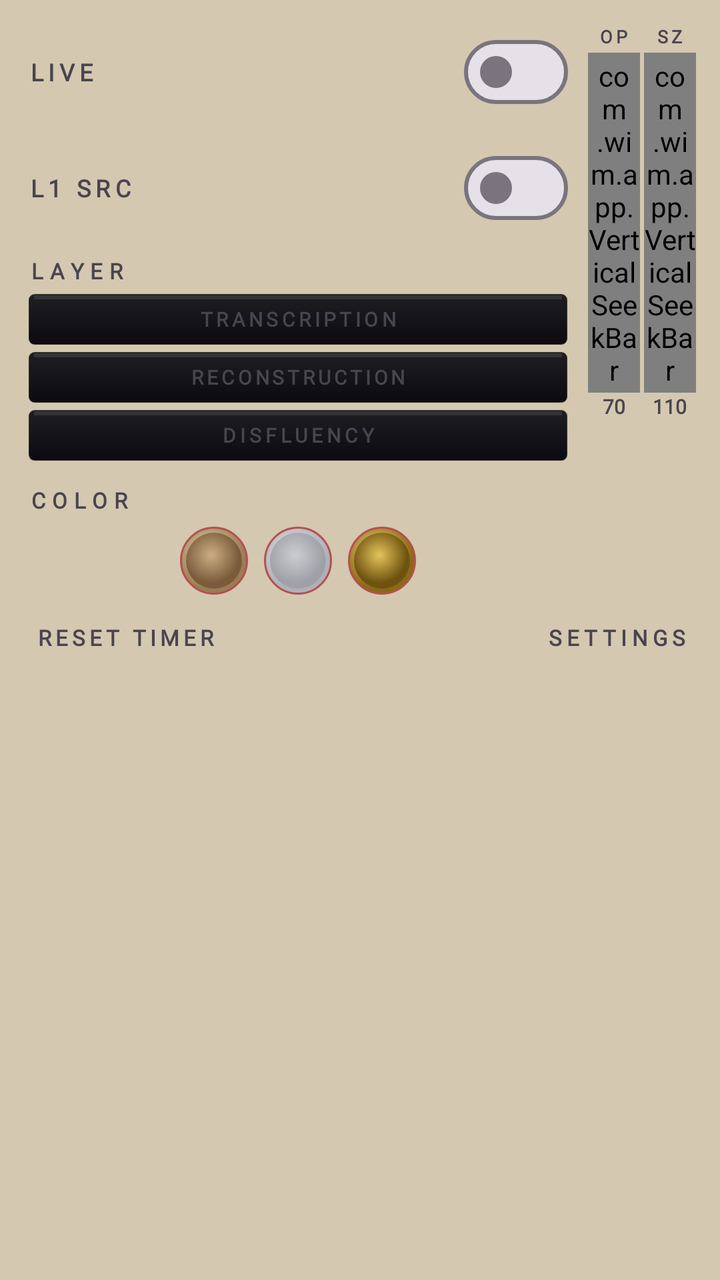
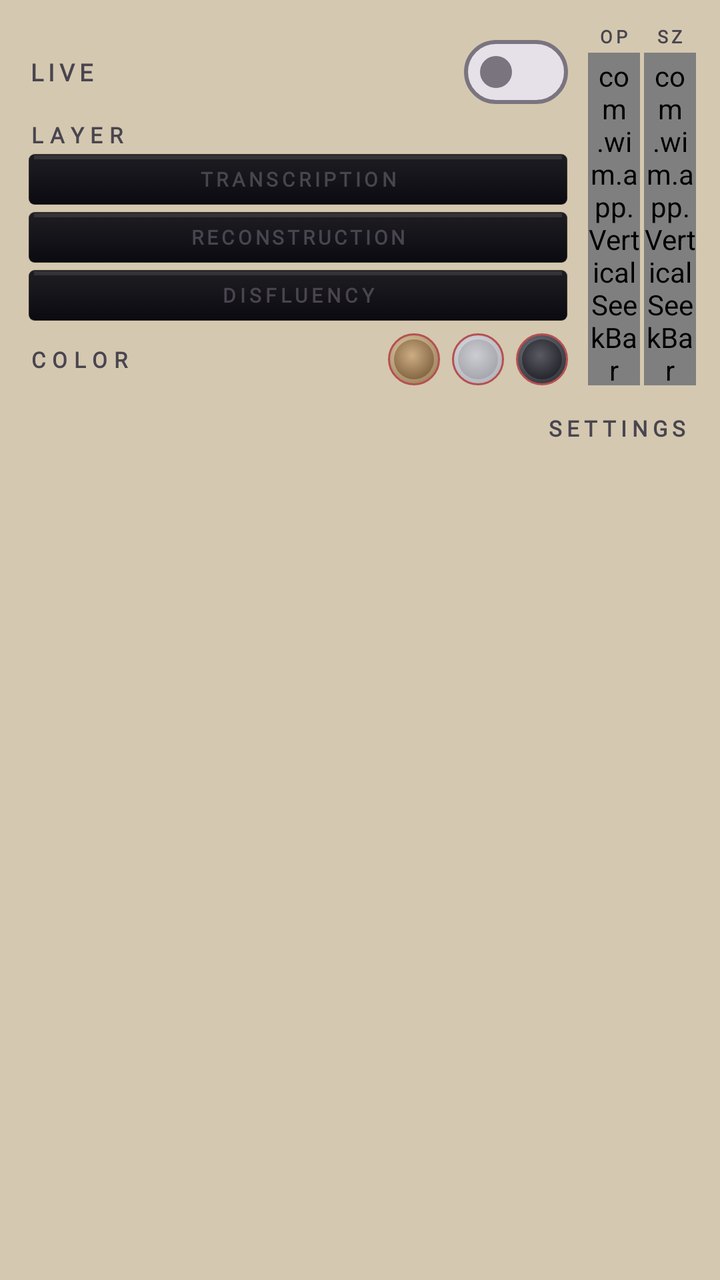

Two renders of the same Android screen: before a commit and after it. Below are the layout's source before the change and the commit's diff.
<!-- AndroidManifest.xml: application theme Theme.WhatIMeant -->
<!-- res/layout/bubble_menu.xml -->
<?xml version="1.0" encoding="utf-8"?>
<LinearLayout xmlns:android="http://schemas.android.com/apk/res/android"
    android:id="@+id/menuRoot"
    android:layout_width="220dp"
    android:layout_height="wrap_content"
    android:orientation="vertical"
    android:elevation="14dp"
    android:paddingStart="14dp"
    android:paddingEnd="12dp"
    android:paddingTop="12dp"
    android:paddingBottom="22dp">

    
    <LinearLayout
        android:layout_width="match_parent"
        android:layout_height="wrap_content"
        android:orientation="horizontal">

        
        <LinearLayout
            android:layout_width="0dp"
            android:layout_weight="1"
            android:layout_height="wrap_content"
            android:orientation="vertical">

            
            <LinearLayout
                android:layout_width="match_parent"
                android:layout_height="wrap_content"
                android:orientation="horizontal"
                android:gravity="center_vertical"
                android:layout_marginBottom="10dp">

                <TextView
                    android:id="@+id/menuLiveLabel"
                    android:layout_width="0dp"
                    android:layout_weight="1"
                    android:layout_height="wrap_content"
                    android:text="LIVE"
                    android:textSize="12sp"
                    android:fontFamily="@font/josefin_sans"
                    android:textStyle="bold"
                    android:letterSpacing="0.20" />

                <com.google.android.material.materialswitch.MaterialSwitch
                    android:id="@+id/menuLiveToggle"
                    android:layout_width="wrap_content"
                    android:layout_height="wrap_content" />
            </LinearLayout>

            
            <LinearLayout
                android:layout_width="match_parent"
                android:layout_height="wrap_content"
                android:orientation="horizontal"
                android:gravity="center_vertical"
                android:layout_marginBottom="10dp">

                <TextView
                    android:id="@+id/menuL1AsrLabel"
                    android:layout_width="0dp"
                    android:layout_weight="1"
                    android:layout_height="wrap_content"
                    android:text="L1 SRC"
                    android:textSize="12sp"
                    android:fontFamily="@font/josefin_sans"
                    android:textStyle="bold"
                    android:letterSpacing="0.20" />

                <com.google.android.material.materialswitch.MaterialSwitch
                    android:id="@+id/menuL1AsrToggle"
                    android:layout_width="wrap_content"
                    android:layout_height="wrap_content" />
            </LinearLayout>

            
            <TextView
                android:id="@+id/menuLayerLabel"
                android:layout_width="match_parent"
                android:layout_height="wrap_content"
                android:text="LAYER"
                android:textSize="11sp"
                android:fontFamily="@font/josefin_sans"
                android:textStyle="bold"
                android:letterSpacing="0.30"
                android:layout_marginBottom="4dp" />

            
            <TextView
                android:id="@+id/menuLayer1"
                android:layout_width="match_parent"
                android:layout_height="26dp"
                android:text="TRANSCRIPTION"
                android:textSize="10sp"
                android:fontFamily="@font/josefin_sans"
                android:textStyle="bold"
                android:gravity="center"
                android:letterSpacing="0.18"
                android:background="@drawable/nameplate_bg"
                android:layout_marginBottom="3dp" />

            <TextView
                android:id="@+id/menuLayer2"
                android:layout_width="match_parent"
                android:layout_height="26dp"
                android:text="RECONSTRUCTION"
                android:textSize="10sp"
                android:fontFamily="@font/josefin_sans"
                android:textStyle="bold"
                android:gravity="center"
                android:letterSpacing="0.16"
                android:background="@drawable/nameplate_bg"
                android:layout_marginBottom="3dp" />

            <TextView
                android:id="@+id/menuLayer4"
                android:layout_width="match_parent"
                android:layout_height="26dp"
                android:text="DISFLUENCY"
                android:textSize="10sp"
                android:fontFamily="@font/josefin_sans"
                android:textStyle="bold"
                android:gravity="center"
                android:letterSpacing="0.20"
                android:background="@drawable/nameplate_bg"
                android:layout_marginBottom="12dp" />

            
            <TextView
                android:id="@+id/menuColorLabel"
                android:layout_width="match_parent"
                android:layout_height="wrap_content"
                android:text="COLOR"
                android:textSize="11sp"
                android:fontFamily="@font/josefin_sans"
                android:textStyle="bold"
                android:letterSpacing="0.30"
                android:layout_marginBottom="6dp" />

            
            <LinearLayout
                android:layout_width="match_parent"
                android:layout_height="34dp"
                android:orientation="horizontal"
                android:gravity="center">

                <View
                    android:id="@+id/menuThemeBronze"
                    android:layout_width="34dp"
                    android:layout_height="34dp"
                    android:background="@drawable/color_indicator_bronze"
                    android:layout_marginEnd="8dp"
                    android:contentDescription="Bronze" />
                <View
                    android:id="@+id/menuThemeAluminum"
                    android:layout_width="34dp"
                    android:layout_height="34dp"
                    android:background="@drawable/color_indicator_silver"
                    android:layout_marginEnd="8dp"
                    android:contentDescription="Silver" />
                <View
                    android:id="@+id/menuThemeGunmetal"
                    android:layout_width="34dp"
                    android:layout_height="34dp"
                    android:background="@drawable/color_indicator_gold"
                    android:contentDescription="Gold" />
            </LinearLayout>
        </LinearLayout>

        
        <LinearLayout
            android:layout_width="wrap_content"
            android:layout_height="match_parent"
            android:orientation="horizontal"
            android:layout_marginStart="10dp"
            android:gravity="top">

            
            <LinearLayout
                android:layout_width="wrap_content"
                android:layout_height="wrap_content"
                android:orientation="vertical"
                android:gravity="center_horizontal">

                <TextView
                    android:id="@+id/menuOpacityLabel"
                    android:layout_width="wrap_content"
                    android:layout_height="wrap_content"
                    android:text="OP"
                    android:textSize="9sp"
                    android:fontFamily="@font/josefin_sans"
                    android:textStyle="bold"
                    android:letterSpacing="0.20"
                    android:layout_marginBottom="2dp" />

                <com.wim.app.VerticalSeekBar
                    android:id="@+id/menuOpacitySeek"
                    android:layout_width="26dp"
                    android:layout_height="170dp"
                    android:min="20"
                    android:max="100"
                    android:progress="70"
                    android:thumb="@drawable/fader_thumb"
                    android:splitTrack="false"
                    android:paddingTop="0dp"
                    android:paddingBottom="0dp" />

                <TextView
                    android:id="@+id/menuOpacityValue"
                    android:layout_width="wrap_content"
                    android:layout_height="wrap_content"
                    android:text="70"
                    android:textSize="10sp"
                    android:fontFamily="@font/josefin_sans"
                    android:textStyle="bold"
                    android:layout_marginTop="0dp" />
            </LinearLayout>

            
            <LinearLayout
                android:layout_width="wrap_content"
                android:layout_height="wrap_content"
                android:orientation="vertical"
                android:gravity="center_horizontal"
                android:layout_marginStart="2dp">

                <TextView
                    android:id="@+id/menuSizeLabel"
                    android:layout_width="wrap_content"
                    android:layout_height="wrap_content"
                    android:text="SZ"
                    android:textSize="9sp"
                    android:fontFamily="@font/josefin_sans"
                    android:textStyle="bold"
                    android:letterSpacing="0.20"
                    android:layout_marginBottom="2dp" />

                <com.wim.app.VerticalSeekBar
                    android:id="@+id/menuSizeSeek"
                    android:layout_width="26dp"
                    android:layout_height="170dp"
                    android:min="70"
                    android:max="150"
                    android:progress="110"
                    android:thumb="@drawable/fader_thumb"
                    android:splitTrack="false"
                    android:paddingTop="0dp"
                    android:paddingBottom="0dp" />

                <TextView
                    android:id="@+id/menuSizeValue"
                    android:layout_width="wrap_content"
                    android:layout_height="wrap_content"
                    android:text="110"
                    android:textSize="10sp"
                    android:fontFamily="@font/josefin_sans"
                    android:textStyle="bold"
                    android:layout_marginTop="0dp" />
            </LinearLayout>
        </LinearLayout>
    </LinearLayout>

    
    <LinearLayout
        android:layout_width="match_parent"
        android:layout_height="wrap_content"
        android:orientation="horizontal"
        android:layout_marginTop="10dp">

        <TextView
            android:id="@+id/menuResetTimer"
            android:layout_width="wrap_content"
            android:layout_height="wrap_content"
            android:text="RESET TIMER"
            android:textSize="11sp"
            android:fontFamily="@font/josefin_sans"
            android:textStyle="bold"
            android:letterSpacing="0.18"
            android:padding="4dp" />

        <Space
            android:layout_width="0dp"
            android:layout_weight="1"
            android:layout_height="0dp" />

        <TextView
            android:id="@+id/menuOpenSettings"
            android:layout_width="wrap_content"
            android:layout_height="wrap_content"
            android:text="SETTINGS"
            android:textSize="11sp"
            android:fontFamily="@font/josefin_sans"
            android:textStyle="bold"
            android:letterSpacing="0.22"
            android:padding="4dp" />
    </LinearLayout>
</LinearLayout>
<!-- resources referenced by this layout -->
<resources>
  <!-- drawable color_indicator_gold: vector/xml drawable (drawable, 2755 chars, omitted) -->
  <!-- drawable fader_thumb (drawable) -->
  <?xml version="1.0" encoding="utf-8"?>
  <layer-list xmlns:android="http://schemas.android.com/apk/res/android">
      
      <item>
          <shape android:shape="rectangle">
              <gradient
                  android:startColor="#FFE0D4B0"
                  android:centerColor="#FFC8B48A"
                  android:endColor="#FF8A7656"
                  android:angle="270" />
              <corners android:radius="3dp" />
              <stroke android:width="0.7dp" android:color="#FF1A0F08" />
              <size android:width="20dp" android:height="20dp" />
          </shape>
      </item>
      
      <item android:top="9dp" android:bottom="9dp" android:left="3dp" android:right="3dp">
          <shape android:shape="rectangle">
              <solid android:color="#FFB55050" />
          </shape>
      </item>
      
      <item android:top="2dp" android:bottom="15dp" android:left="3dp" android:right="3dp">
          <shape android:shape="rectangle">
              <solid android:color="#66FFFFFF" />
          </shape>
      </item>
  </layer-list>
  <style name="Theme.WhatIMeant" parent="Theme.Material3.DayNight.NoActionBar">
          <item name="colorPrimary">@color/red_primary</item>
          <item name="colorOnPrimary">@color/text_white</item>
          <item name="colorPrimaryContainer">@color/bg_surface</item>
          <item name="colorOnPrimaryContainer">@color/text_primary</item>
          <item name="colorSecondary">@color/bg_surface</item>
          <item name="colorSurface">@color/bg_base</item>
          <item name="colorOnSurface">@color/text_primary</item>
          <item name="android:windowBackground">@color/bg_base</item>
          <item name="android:statusBarColor">@color/bg_surface</item>
          <item name="android:navigationBarColor">@color/bg_surface</item>
          <item name="android:colorBackground">@color/bg_base</item>
          <item name="android:textColorPrimary">@color/text_primary</item>
          <item name="android:textColorSecondary">@color/text_secondary</item>
          <item name="colorSurfaceVariant">@color/bg_elevated</item>
      </style>
  <color name="red_primary">#FFB91C1C</color>
  <color name="text_white">#FF1A1612</color>
  <color name="bg_surface">#FFE8DDC4</color>
  <color name="text_primary">#FF2A2420</color>
  <color name="bg_base">#FFD4C8B0</color>
  <color name="text_secondary">#FF6B5D4A</color>
  <color name="bg_elevated">#FFF0E8D8</color>
  <!-- unchanged entries left out for length: 3 -->
</resources>

<!-- the commit's change to res/layout/bubble_menu.xml (unified diff, before → after) -->
@@ -29,7 +29,7 @@
                 android:layout_height="wrap_content"
                 android:orientation="horizontal"
                 android:gravity="center_vertical"
-                android:layout_marginBottom="10dp">
+                android:layout_marginBottom="0dp">
 
                 <TextView
                     android:id="@+id/menuLiveLabel"
@@ -49,29 +49,6 @@
             </LinearLayout>
 
             
-            <LinearLayout
-                android:layout_width="match_parent"
-                android:layout_height="wrap_content"
-                android:orientation="horizontal"
-                android:gravity="center_vertical"
-                android:layout_marginBottom="10dp">
-
-                <TextView
-                    android:id="@+id/menuL1AsrLabel"
-                    android:layout_width="0dp"
-                    android:layout_weight="1"
-                    android:layout_height="wrap_content"
-                    android:text="L1 SRC"
-                    android:textSize="12sp"
-                    android:fontFamily="@font/josefin_sans"
-                    android:textStyle="bold"
-                    android:letterSpacing="0.20" />
-
-                <com.google.android.material.materialswitch.MaterialSwitch
-                    android:id="@+id/menuL1AsrToggle"
-                    android:layout_width="wrap_content"
-                    android:layout_height="wrap_content" />
-            </LinearLayout>
 
             
             <TextView
@@ -83,7 +60,7 @@
                 android:fontFamily="@font/josefin_sans"
                 android:textStyle="bold"
                 android:letterSpacing="0.30"
-                android:layout_marginBottom="4dp" />
+                android:layout_marginBottom="2dp" />
 
             
             <TextView
@@ -123,47 +100,47 @@
                 android:gravity="center"
                 android:letterSpacing="0.20"
                 android:background="@drawable/nameplate_bg"
-                android:layout_marginBottom="12dp" />
-
-            
-            <TextView
-                android:id="@+id/menuColorLabel"
-                android:layout_width="match_parent"
-                android:layout_height="wrap_content"
-                android:text="COLOR"
-                android:textSize="11sp"
-                android:fontFamily="@font/josefin_sans"
-                android:textStyle="bold"
-                android:letterSpacing="0.30"
                 android:layout_marginBottom="6dp" />
 
             
             <LinearLayout
                 android:layout_width="match_parent"
-                android:layout_height="34dp"
+                android:layout_height="wrap_content"
                 android:orientation="horizontal"
-                android:gravity="center">
+                android:gravity="center_vertical">
+
+                <TextView
+                    android:id="@+id/menuColorLabel"
+                    android:layout_width="0dp"
+                    android:layout_weight="1"
+                    android:layout_height="wrap_content"
+                    android:text="COLOR"
+                    android:textSize="11sp"
+                    android:fontFamily="@font/josefin_sans"
+                    android:textStyle="bold"
+                    android:letterSpacing="0.30" />
 
                 <View
                     android:id="@+id/menuThemeBronze"
-                    android:layout_width="34dp"
-                    android:layout_height="34dp"
+                    android:layout_width="26dp"
+                    android:layout_height="26dp"
                     android:background="@drawable/color_indicator_bronze"
-                    android:layout_marginEnd="8dp"
+                    android:layout_marginStart="6dp"
                     android:contentDescription="Bronze" />
                 <View
                     android:id="@+id/menuThemeAluminum"
-                    android:layout_width="34dp"
-                    android:layout_height="34dp"
+                    android:layout_width="26dp"
+                    android:layout_height="26dp"
                     android:background="@drawable/color_indicator_silver"
-                    android:layout_marginEnd="8dp"
+                    android:layout_marginStart="6dp"
                     android:contentDescription="Silver" />
                 <View
                     android:id="@+id/menuThemeGunmetal"
-                    android:layout_width="34dp"
-                    android:layout_height="34dp"
-                    android:background="@drawable/color_indicator_gold"
-                    android:contentDescription="Gold" />
+                    android:layout_width="26dp"
+                    android:layout_height="26dp"
+                    android:background="@drawable/color_indicator_gunmetal"
+                    android:layout_marginStart="6dp"
+                    android:contentDescription="Gunmetal" />
             </LinearLayout>
         </LinearLayout>
 
@@ -265,23 +242,8 @@
         android:layout_width="match_parent"
         android:layout_height="wrap_content"
         android:orientation="horizontal"
+        android:gravity="end"
         android:layout_marginTop="10dp">
-
-        <TextView
-            android:id="@+id/menuResetTimer"
-            android:layout_width="wrap_content"
-            android:layout_height="wrap_content"
-            android:text="RESET TIMER"
-            android:textSize="11sp"
-            android:fontFamily="@font/josefin_sans"
-            android:textStyle="bold"
-            android:letterSpacing="0.18"
-            android:padding="4dp" />
-
-        <Space
-            android:layout_width="0dp"
-            android:layout_weight="1"
-            android:layout_height="0dp" />
 
         <TextView
             android:id="@+id/menuOpenSettings"
<!-- resource entries referenced after the edit -->
@@ -1,6 +1,6 @@
 <!-- resources referenced by this layout -->
 <resources>
-  <!-- drawable color_indicator_gold: vector/xml drawable (drawable, 2755 chars, omitted) -->
+  <!-- drawable color_indicator_gunmetal: vector/xml drawable (drawable, 2794 chars, omitted) -->
   <!-- drawable fader_thumb (drawable) -->
   <?xml version="1.0" encoding="utf-8"?>
   <layer-list xmlns:android="http://schemas.android.com/apk/res/android">
